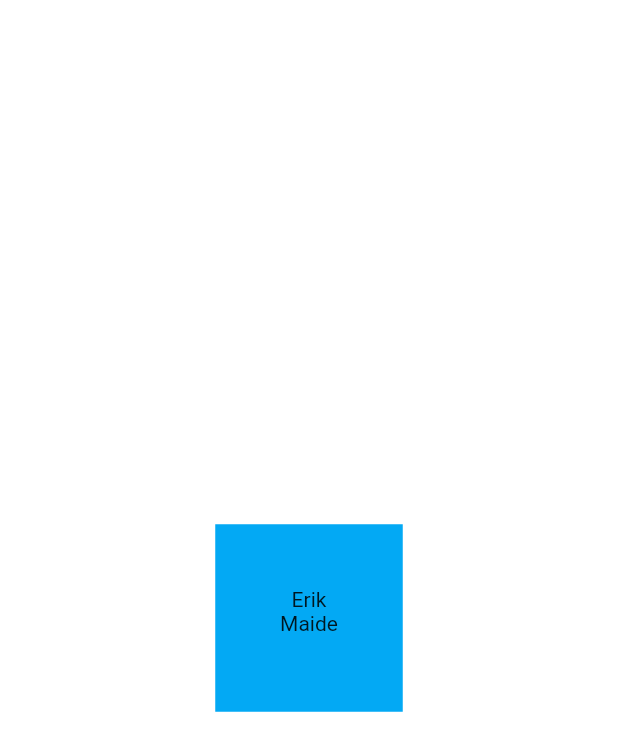
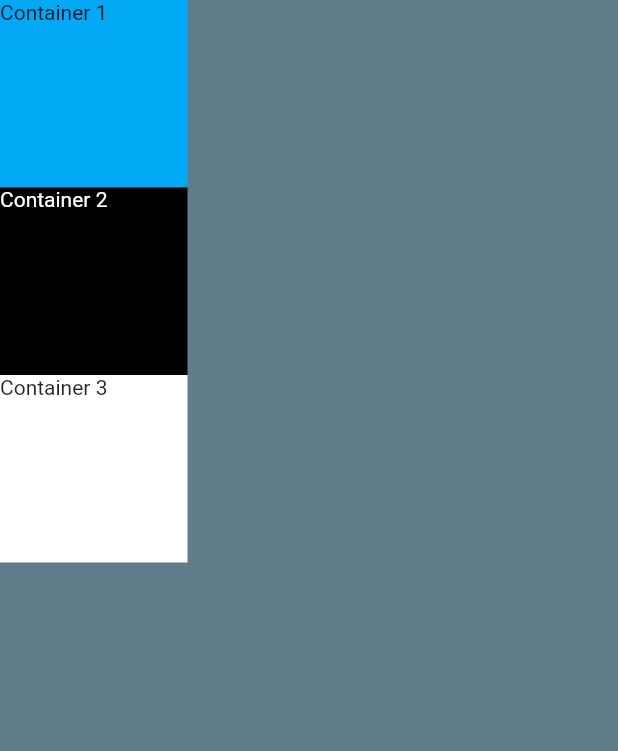
Before and after one commit to erikmaide/businessCard, a Flutter app: the screen it shows after launch, on a phone screen of 412 x 824 dp. Shown: the top 751 px of the screen. Run offline on Flutter 3.47's test engine with Material 2 defaults, Android fonts, the phone set to English and light mode, and no system bars.

Commit message:
removed specified styles for a singular child container, adding column structure for new children

```diff
--- a/lib/main.dart
+++ b/lib/main.dart
@@ -9,15 +9,32 @@ class MyApp extends StatelessWidget {
   Widget build(BuildContext context) {
     return MaterialApp(
       home: Scaffold(
-        backgroundColor: Colors.white,
+        backgroundColor: Colors.blueGrey,
         body: SafeArea(
-          child: Center(
-            child: Container(
-                color: Colors.lightBlue,
-                child: Text('Erik Maide', textAlign: TextAlign.center),
+          child: Column(
+            mainAxisSize: MainAxisSize.min,
+            children: <Widget>[
+              Container(
+                  color: Colors.lightBlue,
+                  child: Text('Container 1'),
+                  height: 125.0,
+                  width: 125.0),
+              Container(
+                width: 125.0,
                 height: 125.0,
+                color: Colors.black,
+                child: Text(
+                  'Container 2',
+                  style: TextStyle(color: Colors.white),
+                ),
+              ),
+              Container(
                 width: 125.0,
-                padding: EdgeInsets.all(42.0)),
+                height: 125.0,
+                color: Colors.white,
+                child: Text('Container 3'),
+              )
+            ],
           ),
         ),
       ),
```
